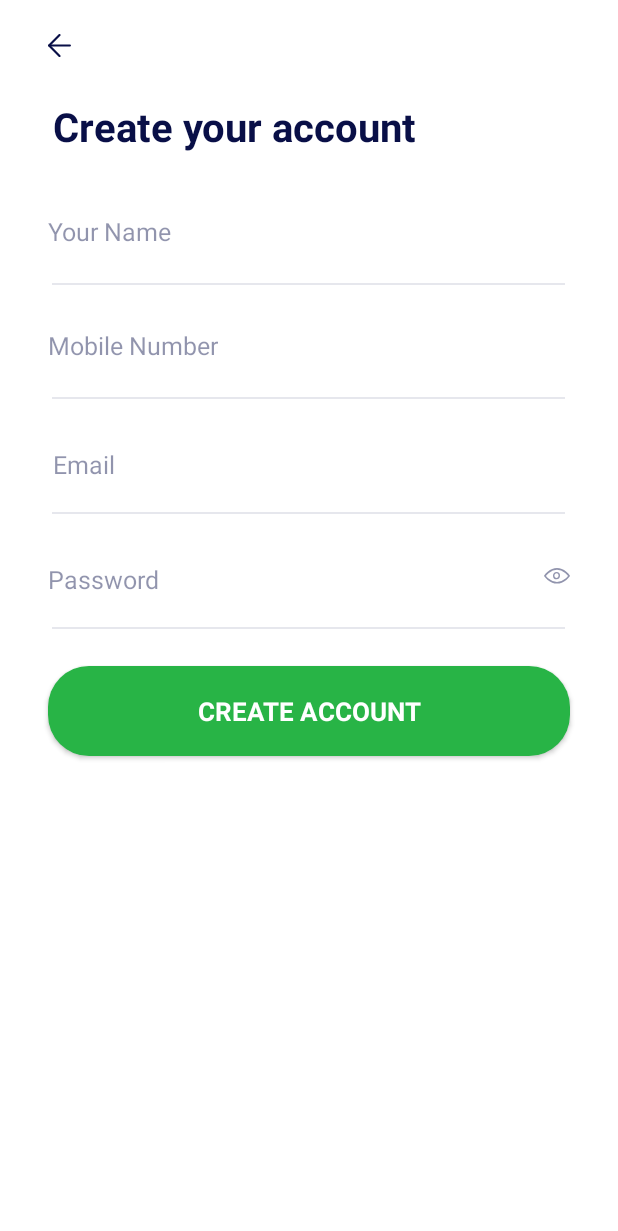
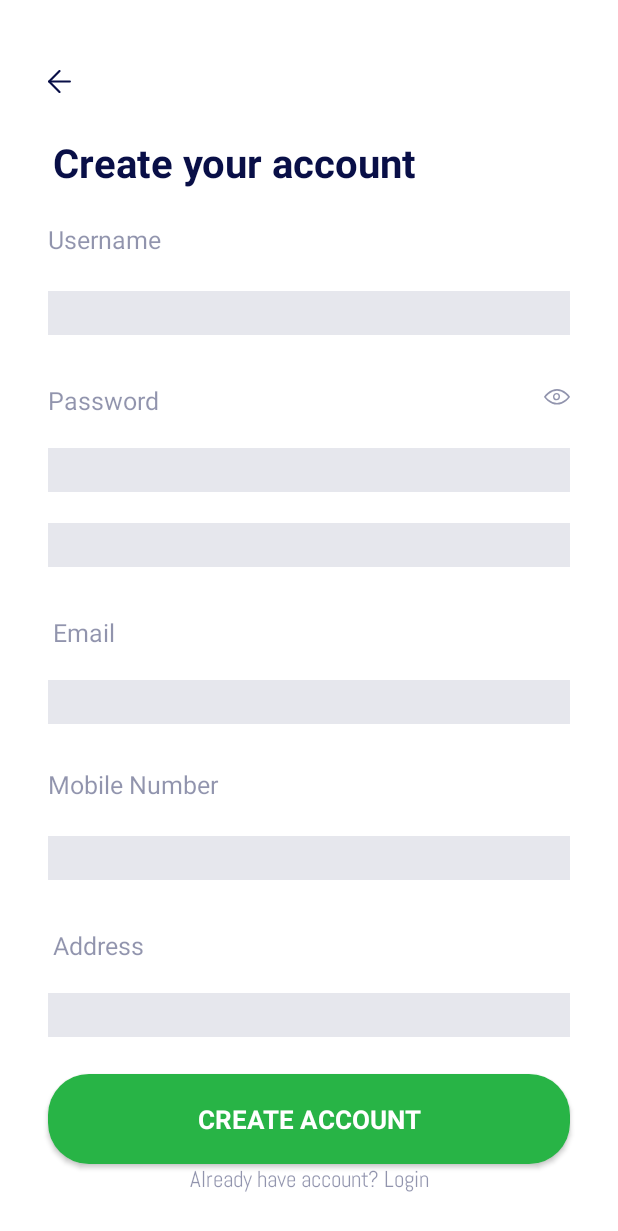
Before and after one commit to BedouiGhaith/AndroidStudioMP, an Android app: the layout activity_create_account.xml on its own in the app's theme, with its tools: preview values and no code run, on a phone screen of 412 x 824 dp. Shown: the top 1231 px of the screen. Run offline under Robolectric (Android 15) with nearby library versions, the phone set to English and light mode, and no system bars.

Commit message:
front sign up + login

```diff
--- a/Front/app/src/main/res/layout/activity_create_account.xml
+++ b/Front/app/src/main/res/layout/activity_create_account.xml
@@ -1,161 +1,247 @@
 <?xml version="1.0" encoding="UTF-8"?>
 <layout xmlns:android="http://schemas.android.com/apk/res/android" xmlns:tools="http://schemas.android.com/tools">
-        <LinearLayout android:gravity="start"
+
+    <LinearLayout
         android:id="@+id/linearCreateaccount"
+        style="@style/groupStylewhite_A700"
+        android:layout_width="match_parent"
         android:layout_height="match_parent"
+        android:gravity="center"
+        android:orientation="vertical">
+
+        <LinearLayout
+            android:id="@+id/linearRowarrowleftOne"
             android:layout_width="match_parent"
-        android:orientation="vertical" style="@style/groupStylewhite_A700">
-        <ImageView android:id="@+id/imageArrowleft"
+            android:layout_height="wrap_content"
+            android:layout_marginTop="@dimen/_18pxv"
+            android:gravity="start"
+            android:orientation="horizontal">
+
+            <ImageView
+                android:id="@+id/imageArrowleft"
+                android:layout_width="@dimen/_14pxh"
                 android:layout_height="@dimen/_14pxh"
+                android:layout_marginStart="@dimen/_29pxh"
                 android:layout_marginEnd="@dimen/_29pxh"
-            android:layout_marginStart="@dimen/_29pxh"
-            android:layout_marginTop="@dimen/_21pxv"
-            android:layout_width="@dimen/_14pxh"
                 android:scaleType="fitXY"
                 android:src="@drawable/img_arrowleft"
-            tools:ignore="ContentDescription" tools:src="@drawable/img_arrowleft"/>
-        <TextView android:ellipsize="end"
+                tools:ignore="ContentDescription"
+                tools:src="@drawable/img_arrowleft" />
+        </LinearLayout>
+
+        <TextView
             android:id="@+id/txtCreateyouracc"
+            style="@style/txtOverpassbold24"
+            android:layout_width="match_parent"
             android:layout_height="wrap_content"
-            android:layout_marginEnd="@dimen/_32pxh"
             android:layout_marginStart="@dimen/_32pxh"
             android:layout_marginTop="@dimen/_26pxv"
-            android:layout_width="match_parent"
+            android:layout_marginEnd="@dimen/_32pxh"
+            android:ellipsize="end"
             android:lineSpacingExtra="@dimen/_1pxh"
             android:singleLine="true"
             android:text="@string/msg_create_your_acc"
-            style="@style/txtOverpassbold24" tools:text="@string/msg_create_your_acc"/>
-        <TextView android:ellipsize="end" android:id="@+id/txtUsername"
+            tools:text="@string/msg_create_your_acc" />
+
+        <TextView
+            android:id="@+id/txtUsername"
+            style="@style/txtOverpassregular15"
+            android:layout_width="match_parent"
             android:layout_height="wrap_content"
+            android:layout_marginStart="@dimen/_29pxh"
+            android:layout_marginTop="@dimen/_20sp"
             android:layout_marginEnd="@dimen/_29pxh"
+            android:ellipsize="end"
+            android:singleLine="true"
+            tools:text="Username" />
+
+        <EditText
+            android:id="@+id/r_username"
+            android:layout_width="match_parent"
+            android:layout_height="wrap_content"
+            android:layout_gravity="center_horizontal"
             android:layout_marginStart="@dimen/_29pxh"
-            android:layout_marginTop="@dimen/_38pxv"
-            android:layout_width="wrap_content"
+            android:layout_marginTop="@dimen/_22pxv"
+            android:layout_marginEnd="@dimen/_29pxh"
+            android:background="@color/bluegray_900_19"
+            android:textSize="22sp" />
+
+        <LinearLayout
+            android:id="@+id/linearRowpasswordOne"
+            android:layout_width="match_parent"
+            android:layout_height="wrap_content"
+            android:layout_marginStart="@dimen/_29pxh"
+            android:layout_marginTop="@dimen/_30pxv"
+            android:layout_marginEnd="@dimen/_29pxh"
+            android:orientation="horizontal">
+
+            <TextView
+                android:id="@+id/txtPasswordOne"
+                style="@style/txtOverpassromanregular15"
+                android:layout_width="0dp"
+                android:layout_height="wrap_content"
+                android:layout_weight="0.79"
+                android:ellipsize="end"
                 android:singleLine="true"
-            android:text="@string/lbl_your_name"
-            style="@style/txtOverpassregular15" tools:text="@string/lbl_your_name"/>
-        <View android:background="@color/bluegray_900_19"
-            android:id="@+id/username_txt"
+                android:text="@string/lbl_password"
+                tools:text="@string/lbl_password" />
+
+            <FrameLayout
+                android:id="@+id/frameStackstroke296"
+                android:layout_width="@dimen/_16pxh"
+                android:layout_height="@dimen/_10pxv"
+                android:layout_marginStart="@dimen/_233pxh"
+                android:layout_marginTop="@dimen/_4pxv"
+                android:layout_marginBottom="@dimen/_1pxv">
+
+                <ImageView
+                    android:id="@+id/imageStroke296"
+                    android:layout_width="@dimen/_4pxh"
+                    android:layout_height="@dimen/_5pxh"
+                    android:layout_gravity="center"
+                    android:layout_marginStart="@dimen/_5pxh"
+                    android:layout_marginTop="@dimen/_2pxv"
+                    android:layout_marginEnd="@dimen/_5pxh"
+                    android:layout_marginBottom="@dimen/_2pxv"
+                    android:scaleType="fitXY"
+                    android:src="@drawable/img_stroke296"
+                    tools:ignore="ContentDescription"
+                    tools:src="@drawable/img_stroke296" />
+
+                <ImageView
+                    android:id="@+id/imageEye"
+                    android:layout_width="@dimen/_16pxh"
+                    android:layout_height="@dimen/_10pxh"
+                    android:layout_gravity="start"
+                    android:scaleType="fitXY"
+                    android:src="@drawable/img_eye"
+                    tools:ignore="ContentDescription"
+                    tools:src="@drawable/img_eye" />
+            </FrameLayout>
+        </LinearLayout>
+
+        <EditText
+            android:id="@+id/r_password_txt"
+            android:layout_width="match_parent"
+            android:layout_height="wrap_content"
             android:layout_gravity="center_horizontal"
-            android:layout_height="@dimen/_1pxv"
+            android:layout_marginStart="@dimen/_29pxh"
+            android:layout_marginTop="@dimen/_19pxv"
             android:layout_marginEnd="@dimen/_29pxh"
+            android:background="@color/bluegray_900_19"
+            android:textSize="22sp" />
+
+        <EditText
+            android:id="@+id/r_confirmPass"
+            android:layout_width="match_parent"
+            android:layout_height="wrap_content"
+            android:layout_gravity="center_horizontal"
             android:layout_marginStart="@dimen/_29pxh"
-            android:layout_marginTop="@dimen/_22pxv" android:layout_width="@dimen/_311pxh"/>
-        <TextView android:ellipsize="end"
+            android:layout_marginTop="@dimen/_19pxv"
+            android:layout_marginEnd="@dimen/_29pxh"
+            android:background="@color/bluegray_900_19"
+            android:textSize="22sp" />
+
+        <TextView
+            android:id="@+id/txtPassword"
+            style="@style/txtOverpassromanregular15"
+            android:layout_width="match_parent"
+            android:layout_height="wrap_content"
+            android:layout_marginStart="@dimen/_32pxh"
+            android:layout_marginTop="@dimen/_30pxv"
+            android:layout_marginEnd="@dimen/_32pxh"
+            android:ellipsize="end"
+            android:singleLine="true"
+            android:text="@string/lbl_email"
+            tools:text="@string/lbl_email" />
+
+        <EditText
+            android:id="@+id/r_email"
+            android:layout_width="match_parent"
+            android:layout_height="wrap_content"
+            android:layout_gravity="center_horizontal"
+            android:layout_marginStart="@dimen/_29pxh"
+            android:layout_marginTop="@dimen/_19pxv"
+            android:layout_marginEnd="@dimen/_29pxh"
+            android:background="@color/bluegray_900_19"
+            android:textSize="22sp" />
+
+        <TextView
             android:id="@+id/txtUsernameOne"
+            style="@style/txtOverpassromanregular15"
+            android:layout_width="match_parent"
             android:layout_height="wrap_content"
-            android:layout_marginEnd="@dimen/_29pxh"
             android:layout_marginStart="@dimen/_29pxh"
             android:layout_marginTop="@dimen/_27pxv"
-            android:layout_width="wrap_content"
+            android:layout_marginEnd="@dimen/_29pxh"
+            android:ellipsize="end"
             android:singleLine="true"
             android:text="@string/lbl_mobile_number"
-            style="@style/txtOverpassromanregular15" tools:text="@string/lbl_mobile_number"/>
-        <View android:background="@color/bluegray_900_19"
-            android:id="@+id/password_txt"
+            tools:text="@string/lbl_mobile_number" />
+
+        <EditText
+            android:id="@+id/r_mobile"
+            android:layout_width="match_parent"
+            android:layout_height="wrap_content"
             android:layout_gravity="center_horizontal"
-            android:layout_height="@dimen/_1pxv"
+            android:layout_marginStart="@dimen/_29pxh"
+            android:layout_marginTop="@dimen/_22pxv"
             android:layout_marginEnd="@dimen/_29pxh"
-            android:layout_marginStart="@dimen/_29pxh"
-            android:layout_marginTop="@dimen/_22pxv" android:layout_width="@dimen/_311pxh"/>
-        <TextView android:ellipsize="end" android:id="@+id/txtPassword"
+            android:background="@color/bluegray_900_19"
+            android:textSize="22sp" />
+
+        <TextView
+            android:id="@+id/txtPassword2"
+            style="@style/txtOverpassromanregular15"
+            android:layout_width="match_parent"
             android:layout_height="wrap_content"
-            android:layout_marginEnd="@dimen/_32pxh"
             android:layout_marginStart="@dimen/_32pxh"
             android:layout_marginTop="@dimen/_30pxv"
-            android:layout_width="wrap_content"
-            android:singleLine="true" android:text="@string/lbl_email"
-            style="@style/txtOverpassromanregular15" tools:text="@string/lbl_email"/>
-        <View android:background="@color/bluegray_900_19"
-            android:id="@+id/lineLineOneTwo"
+            android:layout_marginEnd="@dimen/_32pxh"
+            android:ellipsize="end"
+            android:singleLine="true"
+            android:text="Address"
+            tools:text="Address" />
+
+        <EditText
+            android:id="@+id/r_address"
+            android:layout_width="match_parent"
+            android:layout_height="wrap_content"
             android:layout_gravity="center_horizontal"
-            android:layout_height="@dimen/_1pxv"
+            android:layout_marginStart="@dimen/_29pxh"
+            android:layout_marginTop="@dimen/_19pxv"
             android:layout_marginEnd="@dimen/_29pxh"
-            android:layout_marginStart="@dimen/_29pxh"
-            android:layout_marginTop="@dimen/_19pxv" android:layout_width="@dimen/_311pxh"/>
-        <LinearLayout android:id="@+id/linearRowpasswordOne"
+            android:background="@color/bluegray_900_19"
+            android:textSize="22sp" />
+
+        <androidx.appcompat.widget.AppCompatButton
+            android:id="@+id/btnCreateAccount"
+            style="@style/btnSolidRounded"
+            android:layout_width="match_parent"
             android:layout_height="wrap_content"
-            android:layout_marginEnd="@dimen/_29pxh"
-            android:layout_marginStart="@dimen/_29pxh"
-            android:layout_marginTop="@dimen/_30pxv"
-            android:layout_width="match_parent" android:orientation="horizontal">
-            <TextView android:ellipsize="end"
-                android:id="@+id/txtPasswordOne"
-                android:layout_height="wrap_content"
-                android:layout_weight="0.79" android:layout_width="0dp"
-                android:singleLine="true"
-                android:text="@string/lbl_password"
-                style="@style/txtOverpassromanregular15" tools:text="@string/lbl_password"/>
-            <FrameLayout android:id="@+id/frameStackstroke296"
-                android:layout_height="@dimen/_10pxv"
-                android:layout_marginBottom="@dimen/_1pxv"
-                android:layout_marginStart="@dimen/_233pxh"
-                android:layout_marginTop="@dimen/_4pxv" android:layout_width="@dimen/_16pxh">
-                <ImageView android:id="@+id/imageStroke296"
-                    android:layout_gravity="center"
-                    android:layout_height="@dimen/_5pxh"
-                    android:layout_marginBottom="@dimen/_2pxv"
-                    android:layout_marginEnd="@dimen/_5pxh"
-                    android:layout_marginStart="@dimen/_5pxh"
-                    android:layout_marginTop="@dimen/_2pxv"
-                    android:layout_width="@dimen/_4pxh"
-                    android:scaleType="fitXY"
-                    android:src="@drawable/img_stroke296"
-                    tools:ignore="ContentDescription" tools:src="@drawable/img_stroke296"/>
-                <ImageView android:id="@+id/imageEye"
-                    android:layout_gravity="start"
-                    android:layout_height="@dimen/_10pxh"
-                    android:layout_width="@dimen/_16pxh"
-                    android:scaleType="fitXY"
-                    android:src="@drawable/img_eye"
-                    tools:ignore="ContentDescription" tools:src="@drawable/img_eye"/>
-            </FrameLayout>
-        </LinearLayout>
-        <View android:background="@color/bluegray_900_19"
-            android:id="@+id/lineLineOneThree"
-            android:layout_gravity="center_horizontal"
-            android:layout_height="@dimen/_1pxv"
-            android:layout_marginEnd="@dimen/_29pxh"
-            android:layout_marginStart="@dimen/_29pxh"
-            android:layout_marginTop="@dimen/_19pxv" android:layout_width="@dimen/_311pxh"/>
-        <androidx.appcompat.widget.AppCompatButton
-            android:ellipsize="end" android:gravity="center"
-            android:id="@+id/btnCreateAccount"
-            android:layout_height="wrap_content"
-            android:layout_marginEnd="@dimen/_29pxh"
             android:layout_marginStart="@dimen/_29pxh"
             android:layout_marginTop="@dimen/_23pxv"
-            android:layout_width="match_parent"
+            android:layout_marginEnd="@dimen/_29pxh"
+            android:ellipsize="end"
+            android:gravity="center"
+            android:paddingStart="@dimen/_30pxh"
+            android:paddingTop="@dimen/_17pxv"
+            android:paddingEnd="@dimen/_30pxh"
             android:paddingBottom="@dimen/_17pxv"
-            android:paddingEnd="@dimen/_30pxh"
-            android:paddingStart="@dimen/_30pxh"
-            android:paddingTop="@dimen/_17pxv" android:singleLine="true"
+            android:singleLine="true"
             android:text="@string/lbl_create_account"
-            android:textAllCaps="true" style="@style/btnSolidRounded" tools:text="@string/lbl_create_account"/>
-        <LinearLayout android:gravity="start"
-            android:id="@+id/linearRowarrowleftOne"
+            android:textAllCaps="true"
+            tools:text="@string/lbl_create_account" />
+
+        <TextView
+            android:id="@+id/txtLanguage"
+            style="@style/txtAbelregular14"
+            android:layout_width="wrap_content"
             android:layout_height="wrap_content"
-            android:layout_marginBottom="@dimen/_301pxv"
-            android:layout_marginEnd="@dimen/_91pxh"
-            android:layout_marginStart="@dimen/_91pxh"
-            android:layout_marginTop="@dimen/_18pxv"
-            android:layout_width="wrap_content" android:orientation="horizontal">
-            <ImageView android:id="@+id/imageArrowleftOne"
-                android:layout_height="@dimen/_8pxh"
-                android:layout_marginBottom="@dimen/_3pxv"
-                android:layout_marginTop="@dimen/_2pxv"
-                android:layout_width="@dimen/_4pxh"
-                android:scaleType="fitXY"
-                android:src="@drawable/img_arrowleft_bluegray_900"
-                tools:ignore="ContentDescription" tools:src="@drawable/img_arrowleft_bluegray_900"/>
-            <TextView android:ellipsize="end"
-                android:id="@+id/txtLanguage"
-                android:layout_height="wrap_content"
-                android:layout_marginStart="@dimen/_24pxh"
-                android:layout_weight="0.97" android:layout_width="0dp"
+            android:gravity="center"
             android:singleLine="true"
             android:text="@string/msg_already_have_ac"
-                style="@style/txtAbelregular14" tools:text="@string/msg_already_have_ac"/>
-        </LinearLayout>
+            tools:text="@string/msg_already_have_ac" />
+
     </LinearLayout>
 </layout>
```
Also changed, not shown: Front/app/src/main/AndroidManifest.xml (+8 -5 lines), Front/app/src/main/java/com/AndroidProject/app/appcomponents/activities/LoginActivity.kt (+94 -0 lines), Front/app/src/main/java/com/AndroidProject/app/appcomponents/activities/SignupActivity.kt (added, +111 -0 lines), Front/app/src/main/java/com/AndroidProject/app/appcomponents/connection/ApiClient.kt (deleted, +0 -31 lines), Front/app/src/main/java/com/AndroidProject/app/appcomponents/connection/ApiInterface.kt (added, +35 -0 lines), Front/app/src/main/java/com/AndroidProject/app/appcomponents/connection/ApiService.kt (deleted, +0 -12 lines), Front/app/src/main/java/com/AndroidProject/app/appcomponents/models/User.kt (+7 -6 lines), Front/app/src/main/res/layout/activity_login.xml (+26 -9 lines), 3 other files. Lines whose indentation alone changed are shown as unchanged.
